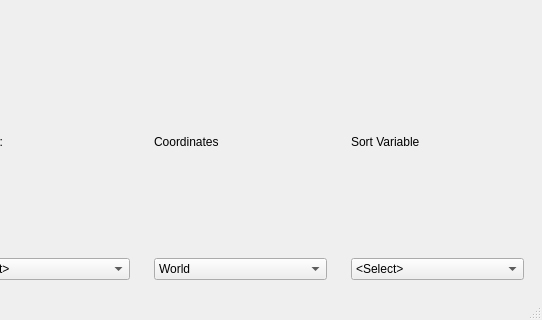
This is braviz/interaction/qt_guis/sample_overview.ui in diego0020/braviz-app as Qt 5 draws it before an edit; both pictures show x 258 to 800 and y 280 to 600 of the 800 by 600 pixel window. The edited form follows.
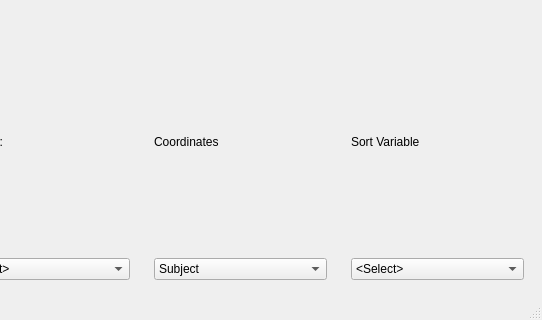
This is the edited form. Icons and pictures are not drawn.

Commit message:
- Changed "world" to "subject", closes #92
- handle selected structures when switching the structures tree from/to dominant/nonDominant

The edit to the form file:
```diff
--- a/braviz/interaction/qt_guis/sample_overview.ui
+++ b/braviz/interaction/qt_guis/sample_overview.ui
@@ -162,7 +162,7 @@
            <widget class="QComboBox" name="space_combo">
             <item>
              <property name="text">
-              <string>World</string>
+              <string>Subject</string>
              </property>
             </item>
             <item>
```
The commit also changes 45 other files.
